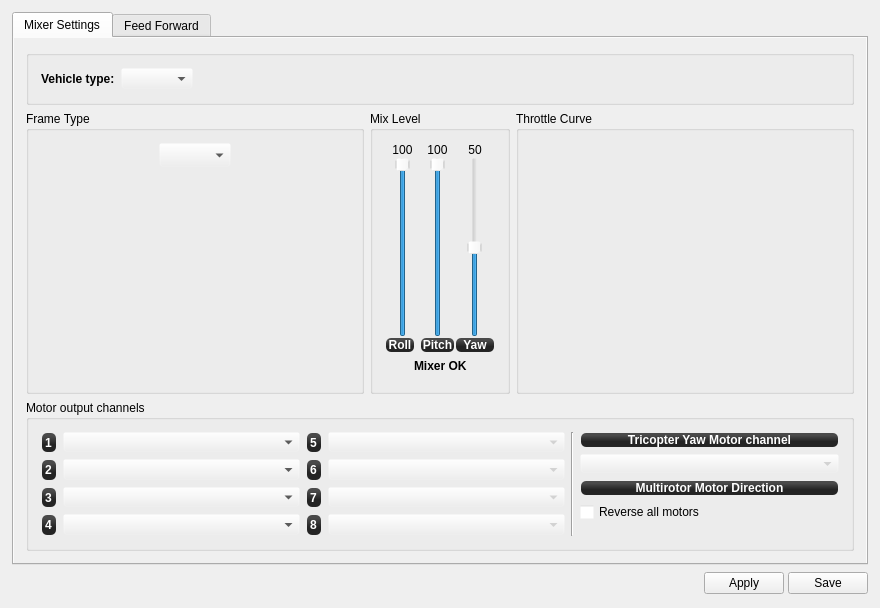
Before: the Qt Designer form ground/gcs/src/plugins/config/airframe.ui in TauLabs/TauLabs, drawn with Qt 5.
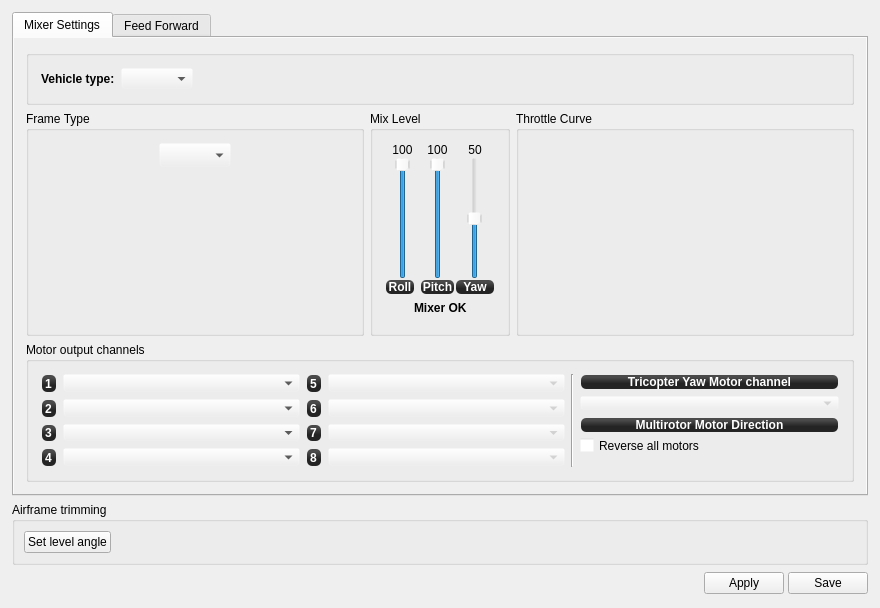
After: the same form once the commit is applied. Icons and pictures are not drawn. Custom widgets are drawn as their Qt base class.

Commit message: Added GUI support for multirotor attitude+ mode.

Diff of the .ui file:
```diff
--- a/ground/gcs/src/plugins/config/airframe.ui
+++ b/ground/gcs/src/plugins/config/airframe.ui
@@ -3282,6 +3282,41 @@
      </widget>
     </widget>
    </item>
+   <item>
+    <widget class="QGroupBox" name="groupBox_14">
+     <property name="minimumSize">
+      <size>
+       <width>0</width>
+       <height>60</height>
+      </size>
+     </property>
+     <property name="title">
+      <string>Airframe trimming</string>
+     </property>
+     <layout class="QGridLayout" name="gridLayout_11">
+      <item row="0" column="1">
+       <spacer name="horizontalSpacer_16">
+        <property name="orientation">
+         <enum>Qt::Horizontal</enum>
+        </property>
+        <property name="sizeHint" stdset="0">
+         <size>
+          <width>40</width>
+          <height>20</height>
+         </size>
+        </property>
+       </spacer>
+      </item>
+      <item row="0" column="0">
+       <widget class="QPushButton" name="bnLevelTrim_MR">
+        <property name="text">
+         <string>Set level angle</string>
+        </property>
+       </widget>
+      </item>
+     </layout>
+    </widget>
+   </item>
    <item>
     <layout class="QHBoxLayout" name="horizontalLayout_2">
      <property name="spacing">
```
Left out of the diff: 5 changed lines with no effect on the pictures. The commit also changes 5 other files.
